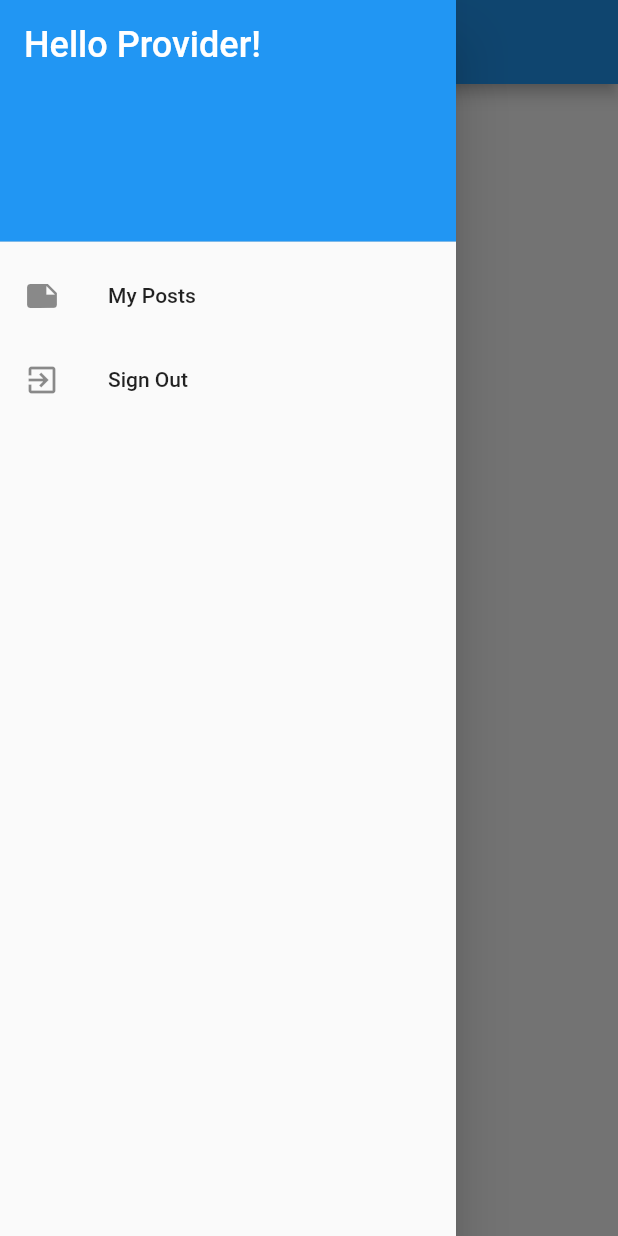
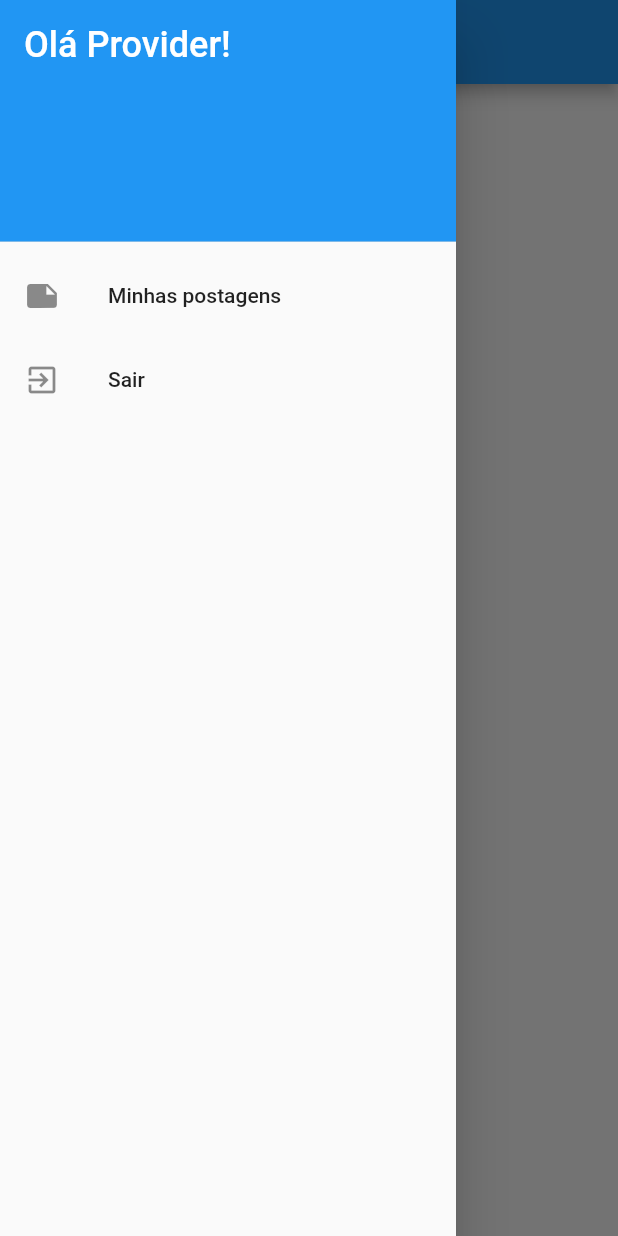
Before and after one commit to LordDeveloperJulio-zz/CRUD-Firebase-Flutter, a Flutter app: the screen it shows once a user with an empty profile is signed in, with the side drawer open, on a phone screen of 412 x 824 dp. Run offline on Flutter 3.47's test engine with Material 2 defaults, Android fonts, the phone set to English and light mode, and no system bars; our stand-ins replace cloud_firestore, email_validator, firebase_auth; accounts and stored records are empty.

```diff
--- a/lib/main.dart
+++ b/lib/main.dart
@@ -15,7 +15,7 @@ class MyApp extends StatefulWidget {
 }
 
 class _MyAppState extends State<MyApp> {
-  String testProviderText = "Hello Provider!";
+  String testProviderText = "Olá Provider!";
 
   @override
   Widget build(BuildContext context) {
--- a/lib/telas/HomePage.dart
+++ b/lib/telas/HomePage.dart
@@ -17,13 +17,13 @@ class _HomePageState extends State<HomePage> {
 
     return Scaffold(
       appBar: AppBar(
-        title: Text("Home Page"),
+        title: Text("Pagina inicial"),
       ),
       drawer: HomeDrawer(),
       body: Center(
           child: isAuthenticated
-              ? Text('Home Page after login')
-              : Text('Home Page before login')),
+              ? Text('Página inicial após o login')
+              : Text('Página inicial antes do login')),
     );
   }
 }
--- a/lib/widgets/HomeDrawer.dart
+++ b/lib/widgets/HomeDrawer.dart
@@ -4,7 +4,6 @@ import 'package:firebase_auth/firebase_auth.dart';
 import 'package:flutter/material.dart';
 import 'package:provider/provider.dart';
 
-import '../GlobalState.dart';
 
 class HomeDrawer extends StatelessWidget {
   @override
@@ -31,7 +30,7 @@ class HomeDrawer extends StatelessWidget {
           if (isAuthenticated) ...[
             ListTile(
                 leading: Icon(Icons.note),
-                title: Text('My Posts'),
+                title: Text('Minhas postagens'),
                 onTap: () {
                   Navigator.push(
                     context,
@@ -40,7 +39,7 @@ class HomeDrawer extends StatelessWidget {
                 }),
             ListTile(
               leading: Icon(Icons.exit_to_app),
-              title: Text('Sign Out'),
+              title: Text('Sair'),
               onTap: () async {
                 await FirebaseAuth.instance.signOut();
                 Navigator.pushNamed(context, '/');
@@ -50,7 +49,7 @@ class HomeDrawer extends StatelessWidget {
           if (!isAuthenticated) ...[
             ListTile(
                 leading: Icon(Icons.exit_to_app),
-                title: Text('Login'),
+                title: Text('Conecte-se'),
                 onTap: () {
                   // https://flutter.dev/docs/cookbook/navigation/navigation-basics#2-navigate-to-the-second-route-using-navigatorpush
                   // https://stackoverflow.com/questions/43807184/how-to-close-scaffolds-drawer-after-an-item-tap
@@ -62,7 +61,7 @@ class HomeDrawer extends StatelessWidget {
                 }),
             ListTile(
                 leading: Icon(Icons.account_circle),
-                title: Text('Register'),
+                title: Text('Cadastre-se'),
                 onTap: () {
                   Navigator.pop(context);
                   Navigator.pushNamed(context, '/sign_up');
```
Also changed, not shown: lib/telas/RegisterPage.dart (+24 -9 lines).
